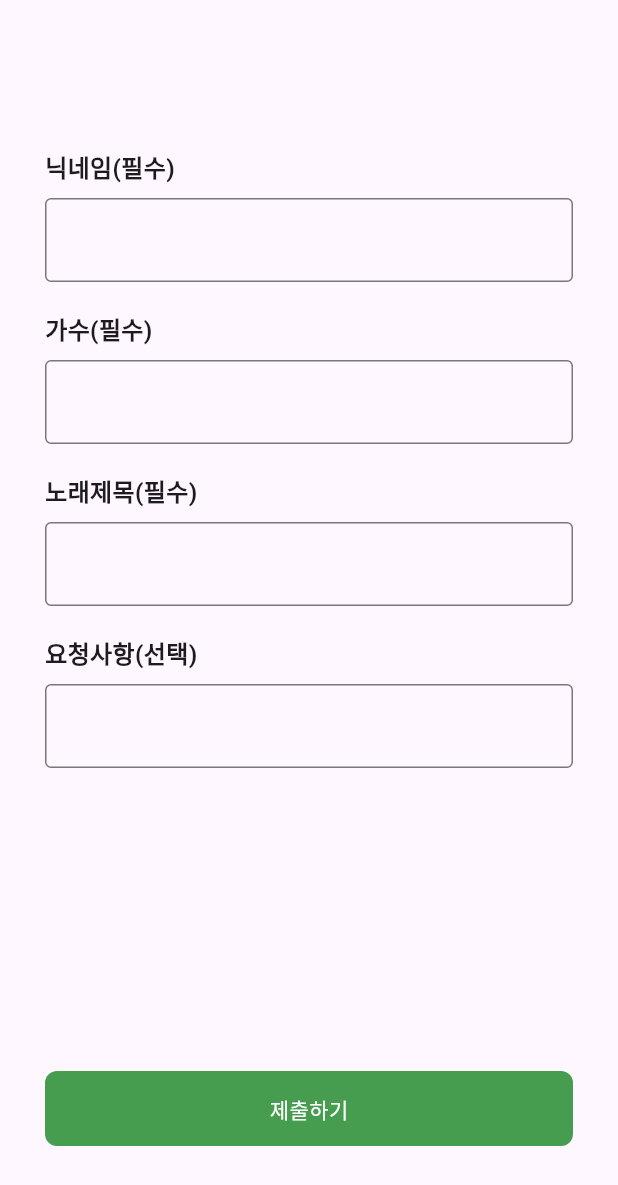
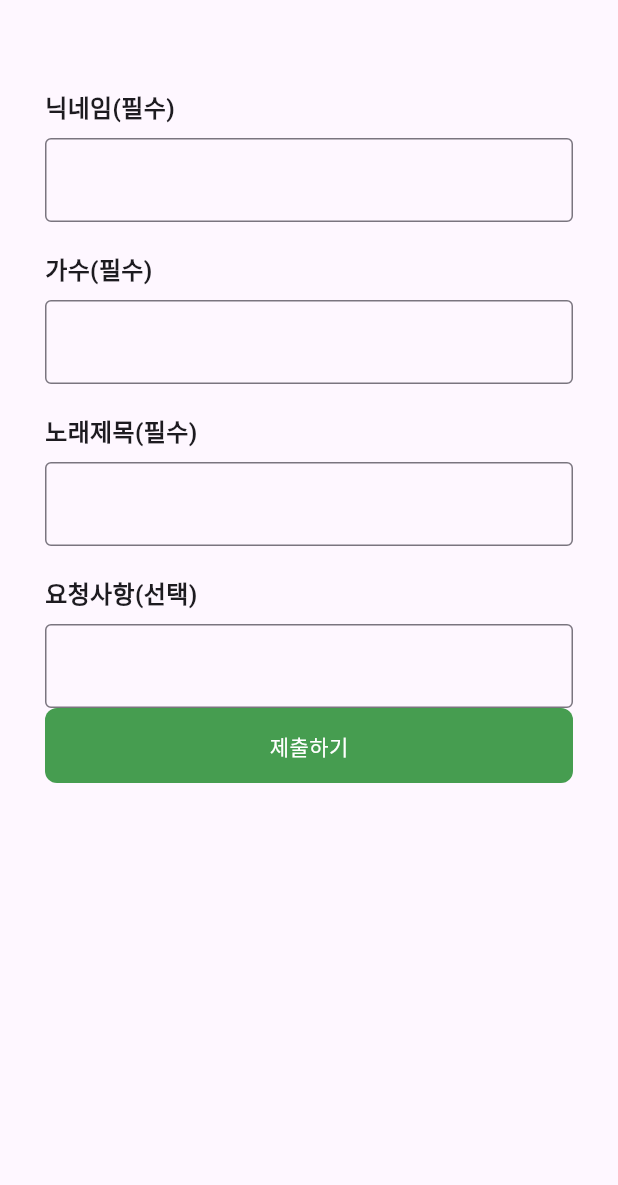
Before and after one commit to JinSun88/karaoke, a Flutter app: the screen it shows after launch, on a phone screen of 412 x 824 dp. Shown: the top 1185 px of the screen. Run offline on Flutter 3.47's test engine with Material 3 defaults, Android fonts, the phone set to English and light mode, and no system bars; our stand-ins replace cloud_firestore, firebase_core; accounts and stored records are empty; statements that could not run were skipped.

Commit message:
스크롤뷰 적용, 상단 패딩 수정

```diff
--- a/lib/main_page.dart
+++ b/lib/main_page.dart
@@ -20,10 +20,11 @@ class _MainPageState extends State<MainPage> {
     return Scaffold(
       body: Padding(
         padding: const EdgeInsets.symmetric(horizontal: 30),
+        child: SingleChildScrollView(
           child: Column(
             children: [
               const SizedBox(
-              height: 100,
+                height: 60,
               ),
               TextFieldWithTitleWidget(
                 title: "닉네임(필수)",
@@ -75,6 +76,7 @@ class _MainPageState extends State<MainPage> {
                 height: 60,
               ),
             ],
+          ),
         ),
       ),
     );
@@ -148,6 +150,10 @@ class _MainPageState extends State<MainPage> {
         'songTitle': songTitleController.text,
         'request': requestController.text,
       });
+      nicknameController.text = "";
+      singerController.text = "";
+      songTitleController.text = "";
+      requestController.text = "";
     } catch (e) {
       print(e);
     }
```
Also changed, not shown: lib/firebase_options.dart, 1 other file. Lines whose indentation alone changed are shown as unchanged.
